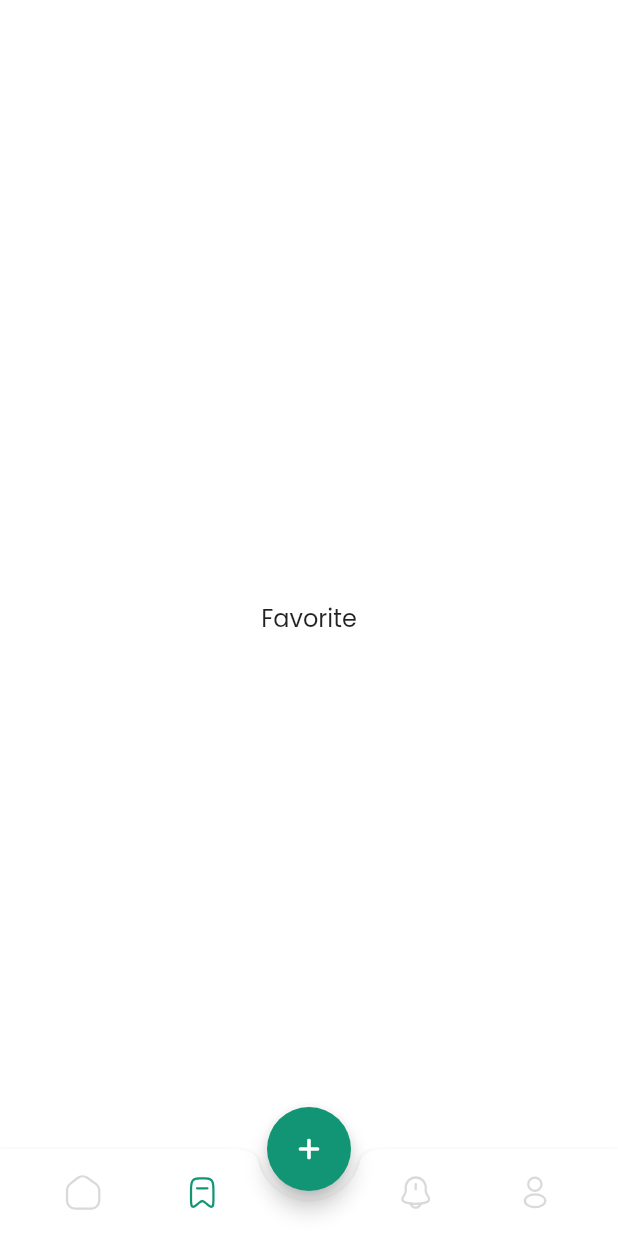
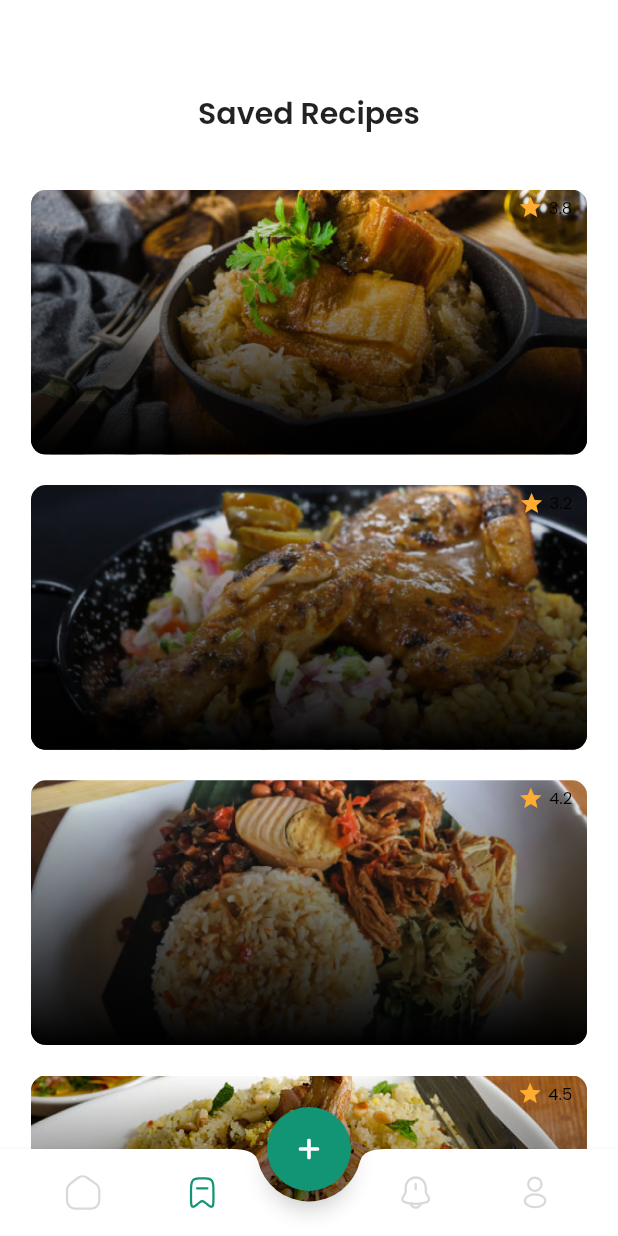
Before and after one commit to n0dustoll3ns/recipe_app, a Flutter app: the Main screen opened directly, item 2 of the bottom bar chosen, on a phone screen of 412 x 824 dp. Run offline on Flutter 3.47's test engine with Material 2 defaults, Android fonts, the light colour scheme and no system bars; our stand-ins replace flutter_rating_bar, flutter_svg, google_fonts.

Commit message:
rework images saved recipes

```diff
--- /dev/null
+++ b/lib/presentation/screens/common/favorite_label.dart
@@ -0,0 +1,36 @@
+import 'package:flutter/material.dart';
+import 'package:flutter_svg/svg.dart';
+
+import '../../../platform/size_config.dart';
+
+class FavoriteLabel extends StatefulWidget {
+  const FavoriteLabel({
+    Key? key,
+  }) : super(key: key);
+
+  @override
+  State<FavoriteLabel> createState() => _FavoriteLabelState();
+}
+
+class _FavoriteLabelState extends State<FavoriteLabel> {
+  bool isInFavourite = false;
+
+  @override
+  Widget build(BuildContext context) {
+    return Container(
+        width: SizeConfig.blockSizeHorizontal * 6.4,
+        decoration: BoxDecoration(
+          color: Colors.white,
+          shape: BoxShape.circle,
+        ),
+        child: MaterialButton(
+          onPressed: () => setState(() => isInFavourite = !isInFavourite),
+          child: AspectRatio(
+              aspectRatio: 1,
+              child: Transform.scale(
+                  scale: 0.7,
+                  child: SvgPicture.asset('assets/icons/favorite.svg',
+                      color: isInFavourite ? Theme.of(context).primaryColor : null))),
+        ));
+  }
+}
--- a/lib/presentation/screens/common/meal_card.dart
+++ b/lib/presentation/screens/common/meal_card.dart
@@ -4,6 +4,7 @@ import 'package:recipe_app/platform/size_config.dart';
 import 'package:google_fonts/google_fonts.dart';
 
 import '../../../model/meal.dart';
+import 'favorite_label.dart';
 
 class MealCard extends StatelessWidget {
   const MealCard({super.key, required this.meal});
@@ -74,14 +75,7 @@ class MealCard extends StatelessWidget {
                         ],
                       ),
                       Spacer(),
-                      Container(
-                          width: SizeConfig.blockSizeHorizontal * 6.4,
-                          decoration: BoxDecoration(
-                            color: Colors.white,
-                            shape: BoxShape.circle,
-                          ),
-                          child: Transform.scale(
-                              scale: 0.7, child: SvgPicture.asset('assets/icons/favorite.svg')))
+                      FavoriteLabel(),
                     ],
                   )
                 ],
--- /dev/null
+++ b/lib/presentation/screens/common/saved_recipe_card.dart
@@ -0,0 +1,61 @@
+import 'package:flutter/material.dart';
+import 'package:recipe_app/platform/size_config.dart';
+import 'package:google_fonts/google_fonts.dart';
+
+import '../../../model/recipe.dart';
+
+class SavedRecipeCard extends StatelessWidget {
+  final Recipe recipe;
+  const SavedRecipeCard({super.key, required this.recipe});
+
+  @override
+  Widget build(BuildContext context) {
+    return Container(
+      width: SizeConfig.blockSizeHorizontal * 84,
+      child: AspectRatio(
+        aspectRatio: 315 / 150,
+        child: ClipRRect(
+          borderRadius: const BorderRadius.all(Radius.circular(10)),
+          child: Stack(
+            fit: StackFit.expand,
+            children: [
+              Image.asset(
+                recipe.image,
+                fit: BoxFit.cover,
+              ),
+              const DecoratedBox(
+                decoration: BoxDecoration(
+                    gradient: LinearGradient(
+                        begin: FractionalOffset.topCenter,
+                        end: FractionalOffset.bottomCenter,
+                        colors: [Colors.transparent, Colors.black],
+                        stops: [0.0, 1.0])),
+              ),
+              Column(
+                children: [
+                  Align(
+                    alignment: Alignment.topRight,
+                    child: Row(
+                      mainAxisSize: MainAxisSize.min,
+                      children: [
+                        Transform.scale(scale: 0.7, child: const Icon(Icons.star, color: Color(0xFFFFAD30))),
+                        Padding(
+                          padding: EdgeInsets.only(right: SizeConfig.blockSizeHorizontal * 2.4),
+                          child: Text(
+                            '${recipe.rating}',
+                            style: GoogleFonts.poppins(
+                                fontWeight: FontWeight.w400, fontSize: 11, color: const Color(0xff000000)),
+                          ),
+                        ),
+                      ],
+                    ),
+                  ),
+                ],
+              ),
+            ],
+          ),
+        ),
+      ),
+    );
+  }
+}
--- a/lib/presentation/screens/content/favorite.dart
+++ b/lib/presentation/screens/content/favorite.dart
@@ -1,11 +1,37 @@
 import 'package:flutter/material.dart';
 import 'package:google_fonts/google_fonts.dart';
+
+import '../../../model/recipe.dart';
+import '../../../platform/size_config.dart';
+import '../common/saved_recipe_card.dart';
 
 class Favorite extends StatelessWidget {
   const Favorite({super.key});
 
   @override
   Widget build(BuildContext context) {
-    return Center(child: Text('Favorite'));
+    return SingleChildScrollView(
+      child: Column(
+        mainAxisSize: MainAxisSize.min,
+        children: [
+          SizedBox(height: SizeConfig.blockSizeVertical * 7.38),
+          Center(
+              child: Text('Saved Recipes',
+                  style: GoogleFonts.poppins(fontWeight: FontWeight.w600, fontSize: 20))),
+          SizedBox(height: SizeConfig.blockSizeVertical * 3.68),
+          ListView.separated(
+              physics: ScrollPhysics(),
+              padding: EdgeInsets.symmetric(
+                horizontal: SizeConfig.blockSizeHorizontal * 5,
+                vertical: SizeConfig.blockSizeVertical * .650,
+              ),
+              shrinkWrap: true,
+              itemBuilder: ((context, index) => SavedRecipeCard(recipe: savedRecipes[index])),
+              separatorBuilder: (context, index) => SizedBox(height: SizeConfig.blockSizeVertical * 2.46),
+              itemCount: savedRecipes.length),
+          SizedBox(height: SizeConfig.blockSizeVertical * 5.31),
+        ],
+      ),
+    );
   }
 }
--- a/pubspec.yaml
+++ b/pubspec.yaml
@@ -45,6 +45,10 @@ flutter:
     - assets/images/user_photos/Lucas Moura.png
     - assets/images/user_photos/Isabella Ethan.png
     - assets/images/user_photos/Miquel Ferran.png
+    - assets/images/saved_recipes/1.png
+    - assets/images/saved_recipes/2.png
+    - assets/images/saved_recipes/3.png
+    - assets/images/saved_recipes/4.png
     - assets/icons/chefshat.png
     - assets/icons/arrow-right.svg
     - assets/icons/google_logo.svg
```
Also changed, not shown: assets/images/saved_recipes/1.png, assets/images/saved_recipes/2.png, assets/images/saved_recipes/3.png, assets/images/saved_recipes/4.png.
